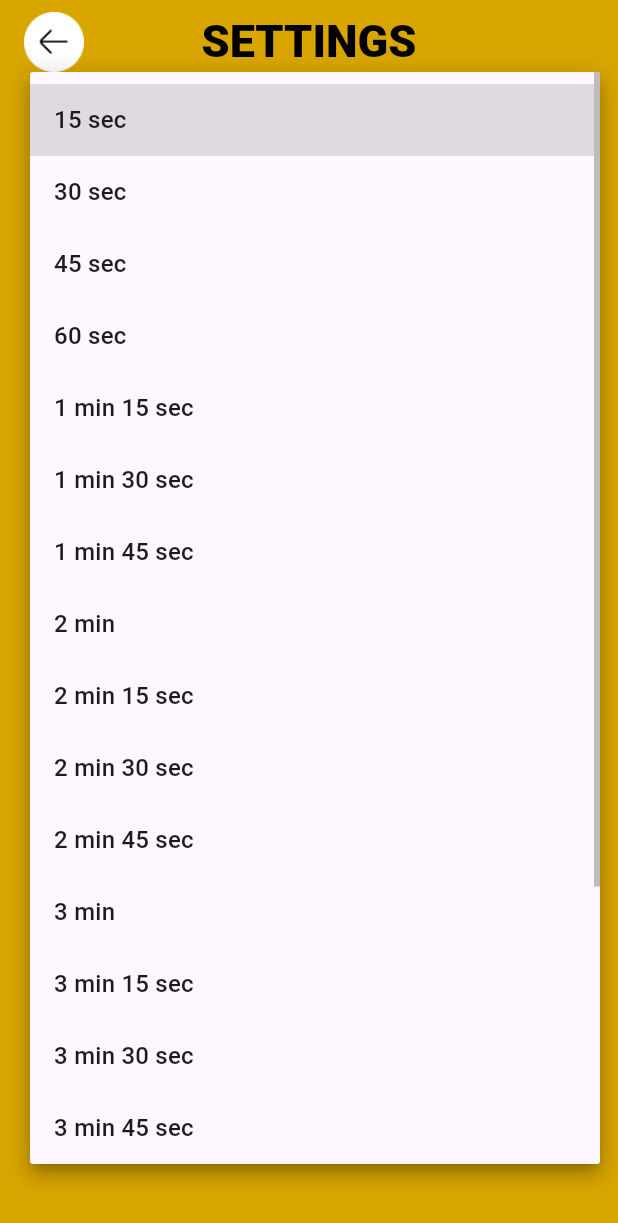
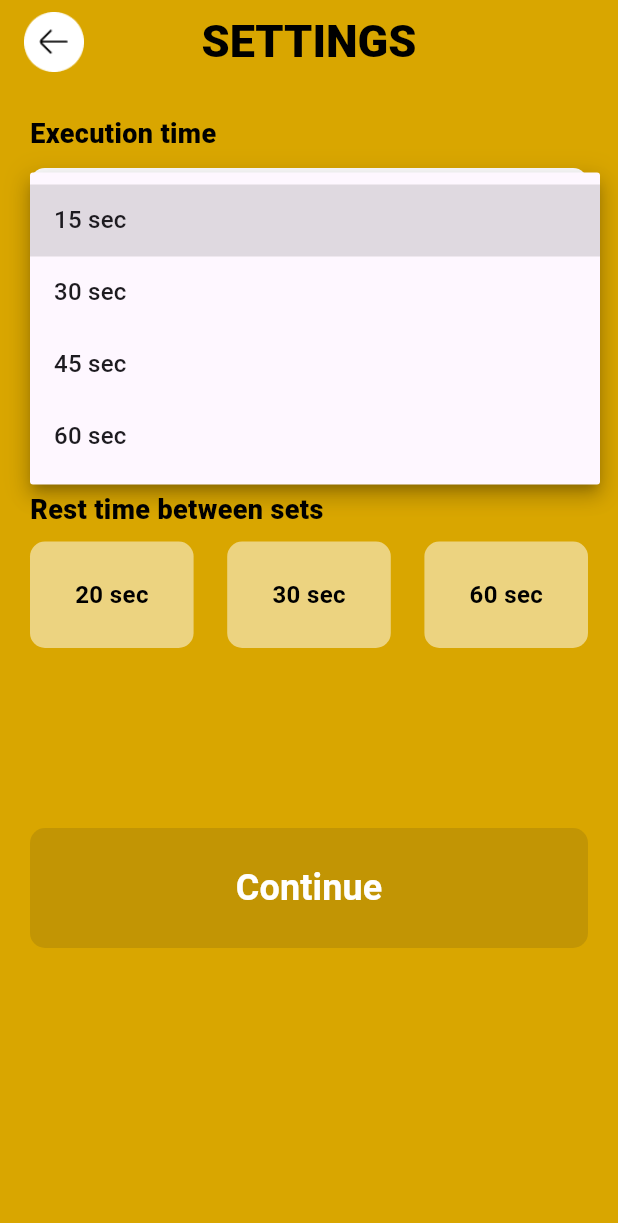
Before and after one commit to Max-dev-dev/ios_f_n_nesine_3221, a Flutter app: the SettingsTrainingScreen screen opened directly with empty values, after a tap on "Select the execution time", on a phone screen of 412 x 824 dp. Shown: the top 1223 px of the screen. Run offline on Flutter 3.47's test engine with Material 3 defaults, Android fonts, the light colour scheme and no system bars; our stand-ins replace bloc, equatable, flutter_bloc, image_picker, logger, percent_indicator and 2 more; accounts and stored records are empty.

Commit message:
fix bug with timer

```diff
--- a/lib/pages/create_trainig/settings_training_screen.dart
+++ b/lib/pages/create_trainig/settings_training_screen.dart
@@ -23,22 +23,6 @@ class _SettingsTrainingScreenState extends State<SettingsTrainingScreen> {
     "30 sec",
     "45 sec",
     "60 sec",
-    "1 min 15 sec",
-    "1 min 30 sec",
-    "1 min 45 sec",
-    "2 min",
-    "2 min 15 sec",
-    "2 min 30 sec",
-    "2 min 45 sec",
-    "3 min",
-    "3 min 15 sec",
-    "3 min 30 sec",
-    "3 min 45 sec",
-    "4 min",
-    "4 min 15 sec",
-    "4 min 30 sec",
-    "4 min 45 sec",
-    "5 min",
   ];
   final List<int> approachesOptions = [2, 4, 6, 8];
   final List<int> restTimeOptions = [20, 30, 60];
```
